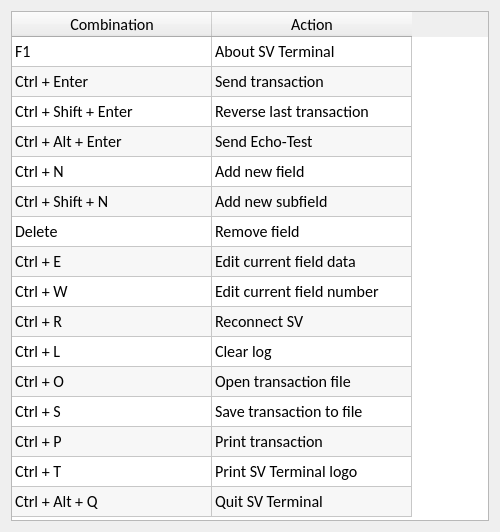
Old version of the form common/gui/forms/hotkeys.ui in the repository FedorIvanov37/sv-terminal.
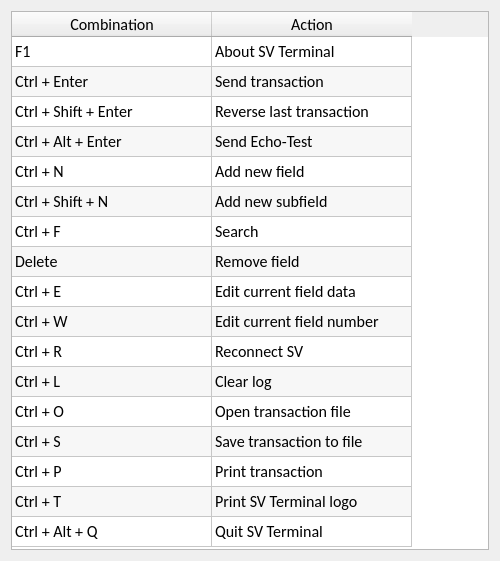
New version of the form.

Commit message: Added MainWindow search

Patch:
```diff
--- a/common/gui/forms/hotkeys.ui
+++ b/common/gui/forms/hotkeys.ui
@@ -7,7 +7,7 @@
     <x>0</x>
     <y>0</y>
     <width>500</width>
-    <height>532</height>
+    <height>561</height>
    </rect>
   </property>
   <property name="sizePolicy">
@@ -19,13 +19,13 @@
   <property name="minimumSize">
    <size>
     <width>500</width>
-    <height>532</height>
+    <height>561</height>
    </size>
   </property>
   <property name="maximumSize">
    <size>
     <width>500</width>
-    <height>532</height>
+    <height>561</height>
    </size>
   </property>
   <property name="windowTitle">
@@ -124,6 +124,11 @@
        <string>Ctrl + Shift + N</string>
       </property>
      </row>
+     <row>
+      <property name="text">
+       <string>Ctrl + F</string>
+      </property>
+     </row>
      <row>
       <property name="text">
        <string>Delete</string>
@@ -246,100 +251,110 @@
      </item>
      <item row="6" column="0">
       <property name="text">
-       <string>Delete</string>
+       <string>Ctrl + F</string>
       </property>
      </item>
      <item row="6" column="1">
       <property name="text">
-       <string>Remove field</string>
+       <string>Search</string>
       </property>
      </item>
      <item row="7" column="0">
       <property name="text">
-       <string>Ctrl + E</string>
+       <string>Delete</string>
       </property>
      </item>
      <item row="7" column="1">
       <property name="text">
-       <string>Edit current field data</string>
+       <string>Remove field</string>
       </property>
      </item>
      <item row="8" column="0">
       <property name="text">
-       <string>Ctrl + W</string>
+       <string>Ctrl + E</string>
       </property>
      </item>
      <item row="8" column="1">
       <property name="text">
-       <string>Edit current field number</string>
+       <string>Edit current field data</string>
       </property>
      </item>
      <item row="9" column="0">
       <property name="text">
-       <string>Ctrl + R</string>
+       <string>Ctrl + W</string>
       </property>
      </item>
      <item row="9" column="1">
       <property name="text">
-       <string>Reconnect SV</string>
+       <string>Edit current field number</string>
       </property>
      </item>
      <item row="10" column="0">
       <property name="text">
-       <string>Ctrl + L</string>
+       <string>Ctrl + R</string>
       </property>
      </item>
      <item row="10" column="1">
       <property name="text">
-       <string>Clear log</string>
+       <string>Reconnect SV</string>
       </property>
      </item>
      <item row="11" column="0">
       <property name="text">
-       <string>Ctrl + O</string>
+       <string>Ctrl + L</string>
       </property>
      </item>
      <item row="11" column="1">
       <property name="text">
-       <string>Open transaction file</string>
+       <string>Clear log</string>
       </property>
      </item>
      <item row="12" column="0">
       <property name="text">
-       <string>Ctrl + S</string>
+       <string>Ctrl + O</string>
       </property>
      </item>
      <item row="12" column="1">
       <property name="text">
-       <string>Save transaction to file</string>
+       <string>Open transaction file</string>
       </property>
      </item>
      <item row="13" column="0">
       <property name="text">
-       <string>Ctrl + P</string>
+       <string>Ctrl + S</string>
       </property>
      </item>
      <item row="13" column="1">
       <property name="text">
-       <string>Print transaction</string>
+       <string>Save transaction to file</string>
       </property>
      </item>
      <item row="14" column="0">
       <property name="text">
-       <string>Ctrl + T</string>
+       <string>Ctrl + P</string>
       </property>
      </item>
      <item row="14" column="1">
       <property name="text">
-       <string>Print SV Terminal logo</string>
+       <string>Print transaction</string>
       </property>
      </item>
      <item row="15" column="0">
       <property name="text">
-       <string>Ctrl + Alt + Q</string>
+       <string>Ctrl + T</string>
       </property>
      </item>
      <item row="15" column="1">
+      <property name="text">
+       <string>Print SV Terminal logo</string>
+      </property>
+     </item>
+     <item row="16" column="0">
+      <property name="text">
+       <string>Ctrl + Alt + Q</string>
+      </property>
+     </item>
+     <item row="16" column="1">
       <property name="text">
        <string>Quit SV Terminal</string>
       </property>
```
The commit also changes 7 other files.
